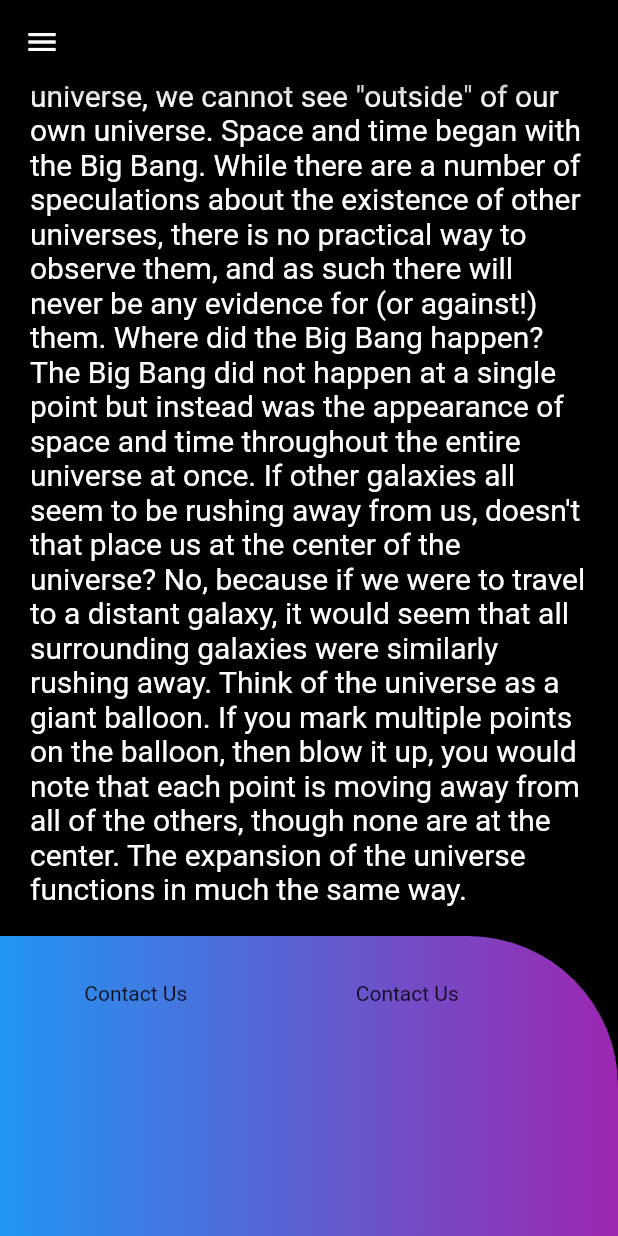
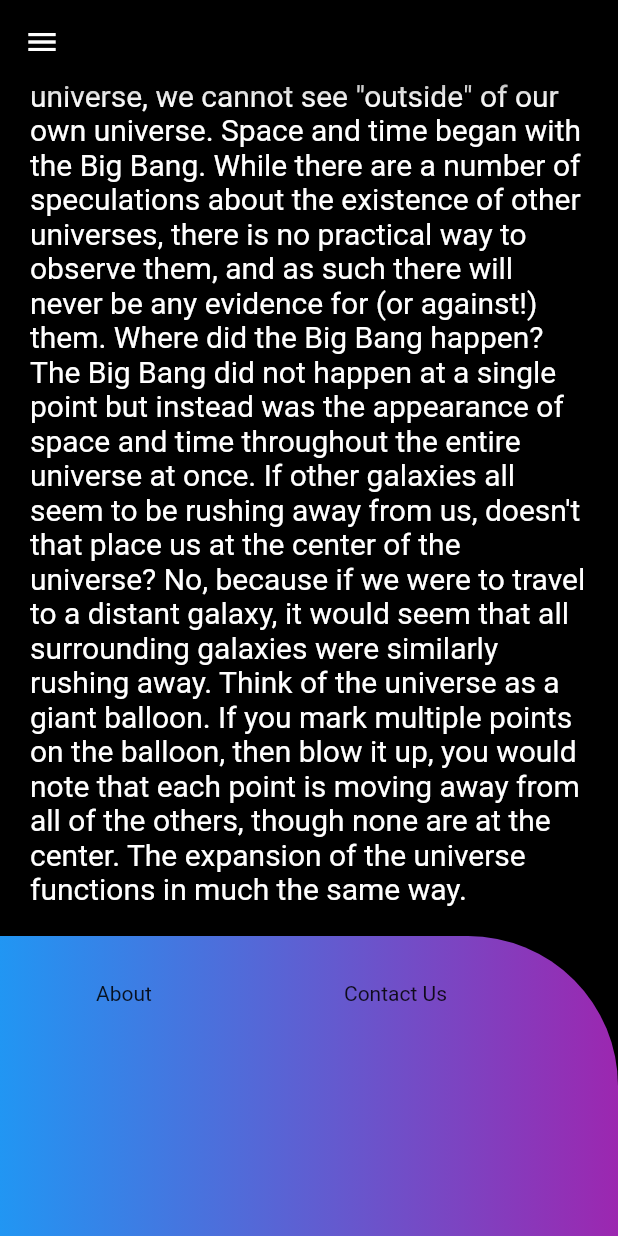
Before and after one commit to AdityaSubrahmanyaBhat/flutterweb, a Flutter app: the screen it shows after launch, scrolled down 2098 dp, on a phone screen of 412 x 824 dp. Run offline on Flutter 3.47's test engine with Material 2 defaults, Android fonts, the phone set to English and light mode, and no system bars.

Commit message:
Update main.dart

```diff
--- a/lib/main.dart
+++ b/lib/main.dart
@@ -141,7 +141,7 @@ class _MyHomePageState extends State<MyHomePage> {
                   mainAxisAlignment: MainAxisAlignment.spaceBetween,
                   children: [
                     SizedBox(width: 50.0,),
-                    Text('Contact Us'),
+                    Text('About'),
                     SizedBox(width: 100.0,),
                     Text('Contact Us'),
                     SizedBox(width: 100.0,),
```
